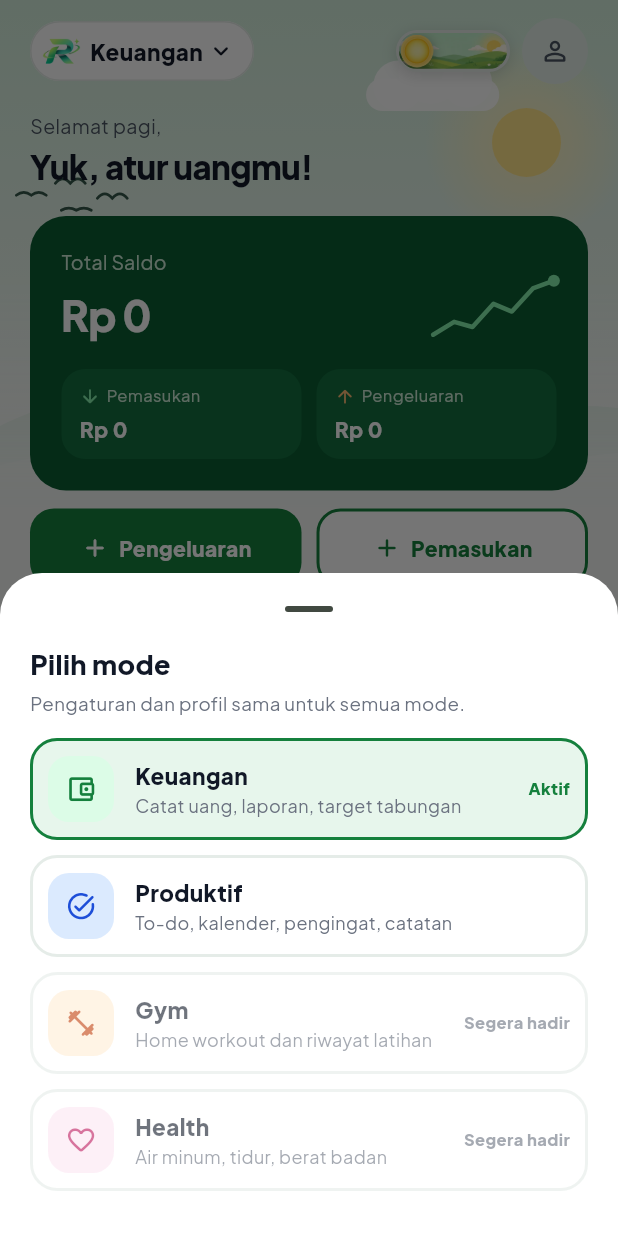
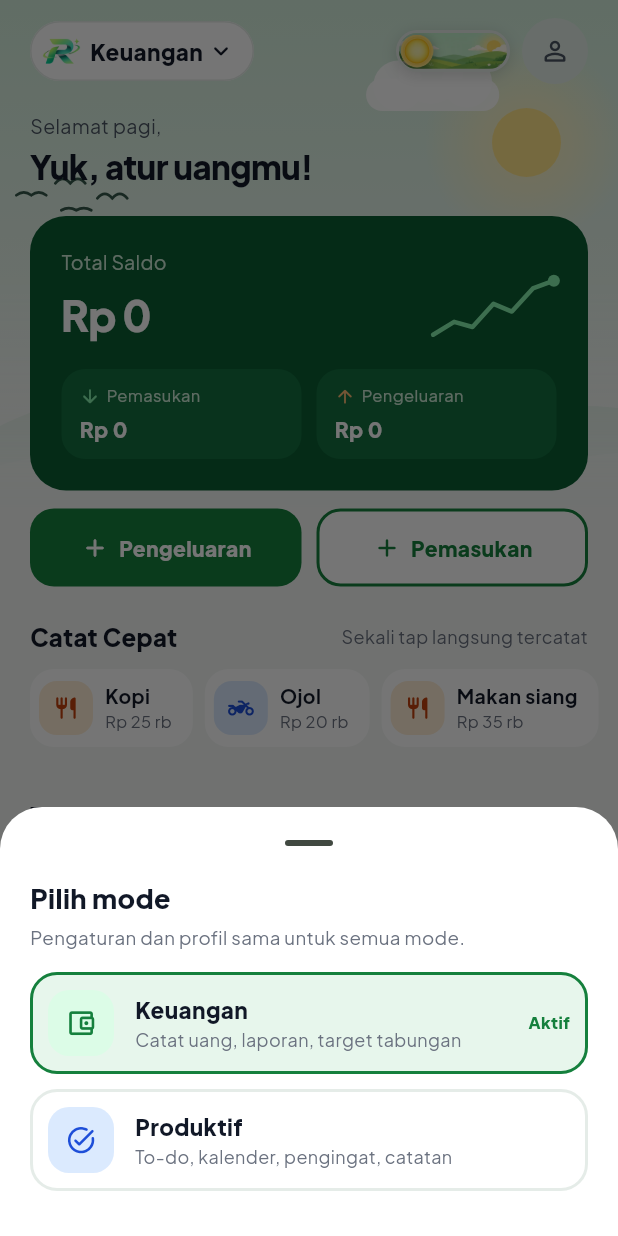
Before and after one commit to Raihan-Zafran/Razarsa, a Flutter app: the ModeShell screen opened directly with empty values, after a tap on "Keuangan", on a phone screen of 412 x 824 dp. Run offline on Flutter 3.47's test engine with Material 3 defaults, Android fonts, the phone set to English and light mode, and no system bars; our stand-ins replace file_picker, flutter_local_notifications, flutter_timezone, local_auth, shared_preferences, timezone; accounts and stored records are empty.

Commit message:
Hapus mode Gym & Health dari pilihan mode dan README
Co-Authored-By: Claude Opus 5.5 <noreply@anthropic.com>
Claude-Session: https://claude.ai/code/session_01S9D68unWrWKvubxWy72q3t

```diff
--- a/lib/widgets/mode_widgets.dart
+++ b/lib/widgets/mode_widgets.dart
@@ -81,8 +81,6 @@ class AppMode {
 List<AppMode> get kModes => [
       AppMode('finance', tr('Keuangan'), tr('Catat uang, laporan, target tabungan'), Icons.account_balance_wallet_outlined, 'green'),
       AppMode('productive', tr('Produktif'), tr('To-do, kalender, pengingat, catatan'), Icons.task_alt_rounded, 'blue'),
-      AppMode('gym', 'Gym', tr('Home workout dan riwayat latihan'), Icons.fitness_center_rounded, 'orange', ready: false),
-      AppMode('health', 'Health', tr('Air minum, tidur, berat badan'), Icons.favorite_border_rounded, 'pink', ready: false),
     ];
 
 /// Tombol di kiri atas: logo + nama mode. Diketuk untuk ganti mode.
```
Also changed, not shown: 1 other file.
